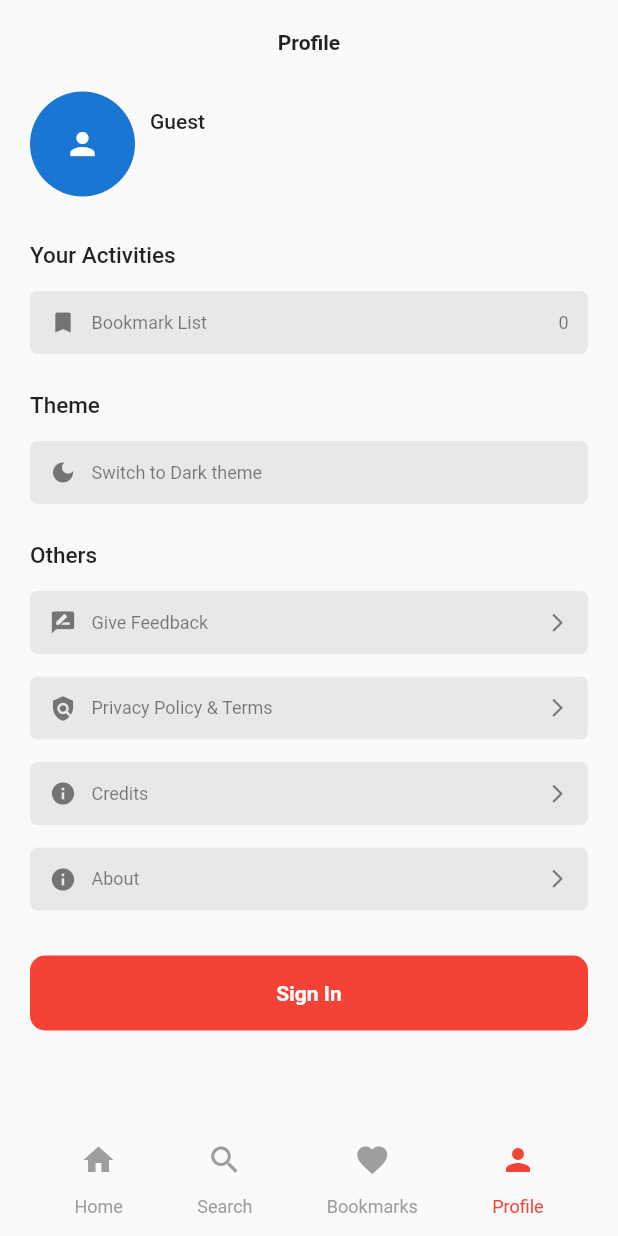
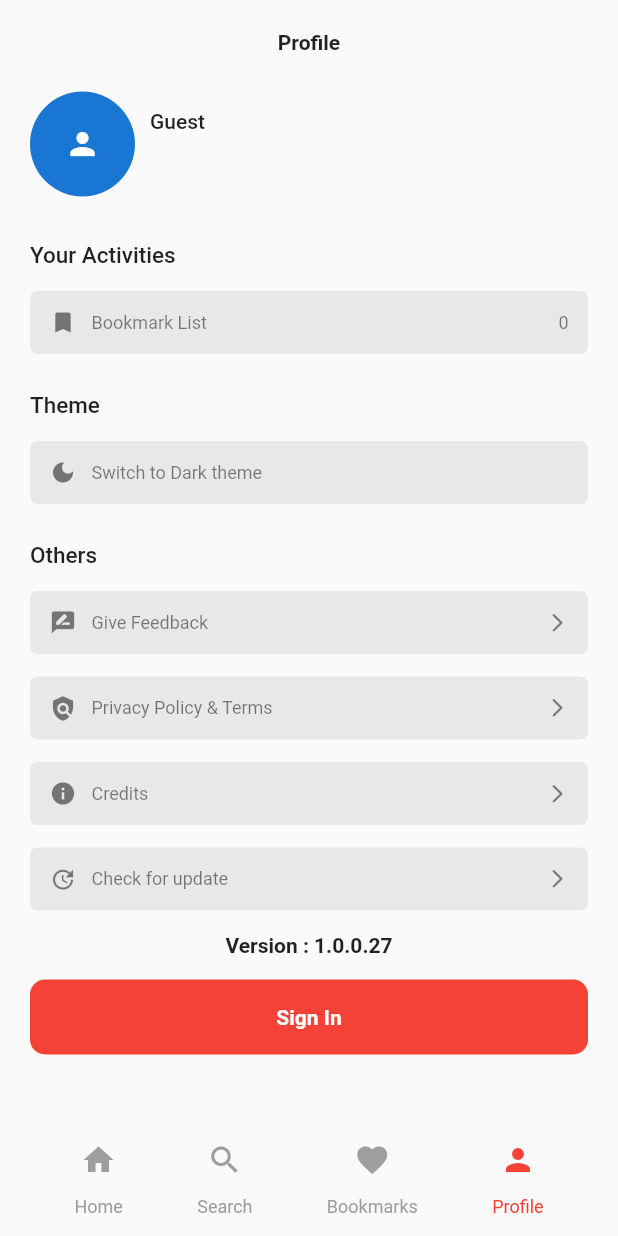
Before and after one commit to sivaprasadnk/moviezapp, a Flutter app: the HomeScreenMobile screen opened by its route, item 4 of the bottom bar chosen, on a phone screen of 412 x 824 dp. Run offline on Flutter 3.47's test engine with Material 2 defaults, Android fonts, the phone set to English and light mode, and no system bars; our stand-ins replace cached_network_image, cherry_toast, cloud_firestore, connectivity_plus, firebase_auth, firebase_core and 12 more; missing offline and left inert: animate_on_hover, double_tap_to_exit, in_app_update; accounts and stored records are empty; network calls fail.

Commit message:
changing update ux

```diff
--- a/lib/views/mobile/home/home.screen.dart
+++ b/lib/views/mobile/home/home.screen.dart
@@ -90,7 +90,7 @@ class _HomeScreenMobileState extends State<HomeScreenMobile> {
     String version = packageInfo.version;
     String buildNumber = packageInfo.buildNumber;
     if (context.mounted) {
-      context.appProvider.updateVersion('v$version.$buildNumber');
+      context.appProvider.updateVersion('$version.$buildNumber');
     }
   }
 
--- a/lib/views/mobile/home/page/profile/profile.screen.dart
+++ b/lib/views/mobile/home/page/profile/profile.screen.dart
@@ -1,4 +1,5 @@
 import 'package:flutter/material.dart';
+import 'package:in_app_update/in_app_update.dart';
 import 'package:moviezapp/provider/app.provider.dart';
 import 'package:moviezapp/utils/dialogs.dart';
 import 'package:moviezapp/utils/extensions/build.context.extension.dart';
@@ -82,7 +83,6 @@ class _ProfileScreenState extends State<ProfileScreen> {
               },
             ),
             const SizedBox(height: 15),
-
             ProfileMenuCard(
               title: 'Privacy Policy & Terms',
               icon: Icons.policy,
@@ -96,21 +96,6 @@ class _ProfileScreenState extends State<ProfileScreen> {
                 );
               },
             ),
-            // const SizedBox(height: 15),
-            // ProfileMenuCard(
-            //   title: 'Visit website',
-            //   icon: Icons.bookmark,
-            //   isImplemented: true,
-            //   onTap: () {
-            //     Navigator.push(
-            //       context,
-            //       MaterialPageRoute(
-            //         builder: (_) => const WebViewScreen(
-            //             url: "https://moviezapp-spverse.web.app/#/"),
-            //       ),
-            //     );
-            //   },
-            // ),
             const SizedBox(height: 15),
             ProfileMenuCard(
               title: 'Credits',
@@ -122,14 +107,46 @@ class _ProfileScreenState extends State<ProfileScreen> {
             ),
             const SizedBox(height: 15),
             ProfileMenuCard(
-              title: 'About',
-              icon: Icons.info,
+              title: 'Check for update',
+              icon: Icons.update,
               isImplemented: true,
-              onTap: () {
-                Dialogs.showVersionDialog(context);
+              onTap: () async {
+                await InAppUpdate.checkForUpdate().then((value) async {
+                  if (value.updateAvailability ==
+                      UpdateAvailability.updateAvailable) {
+                    context.scaffoldMessenger.showSnackBar(
+                      SnackBar(
+                        content: const Text("Update available !"),
+                        action: SnackBarAction(
+                          label: 'Update',
+                          onPressed: () async {
+                            await InAppUpdate.performImmediateUpdate();
+                          },
+                        ),
+                      ),
+                    );
+                    // await StoreRedirect.redirect();
+                  } else {
+                    context.scaffoldMessenger.showSnackBar(
+                      const SnackBar(
+                        content: Text("No update available!"),
+                      ),
+                    );
+                  }
+                });
+                // Dialogs.showVersionDialog(context);
               },
             ),
-            const SizedBox(height: 30),
+            const SizedBox(height: 15),
+            Center(
+              child: Text(
+                "Version : ${context.appProvider.version}",
+                style: const TextStyle(
+                  fontWeight: FontWeight.w600,
+                ),
+              ),
+            ),
+            const SizedBox(height: 15),
             !isGuest
                 ? CommonButton(
                     callback: () {
--- a/pubspec.yaml
+++ b/pubspec.yaml
@@ -16,7 +16,7 @@ publish_to: 'none' # Remove this line if you wish to publish to pub.dev
 # https://developer.apple.com/library/archive/documentation/General/Reference/InfoPlistKeyReference/Articles/CoreFoundationKeys.html
 # In Windows, build-name is used as the major, minor, and patch parts
 # of the product and file versions while build-number is used as the build suffix.
-version: 1.0.0+26
+version: 1.0.0+27
 
 environment:
   sdk: '>=2.19.1 <3.0.0'
```
